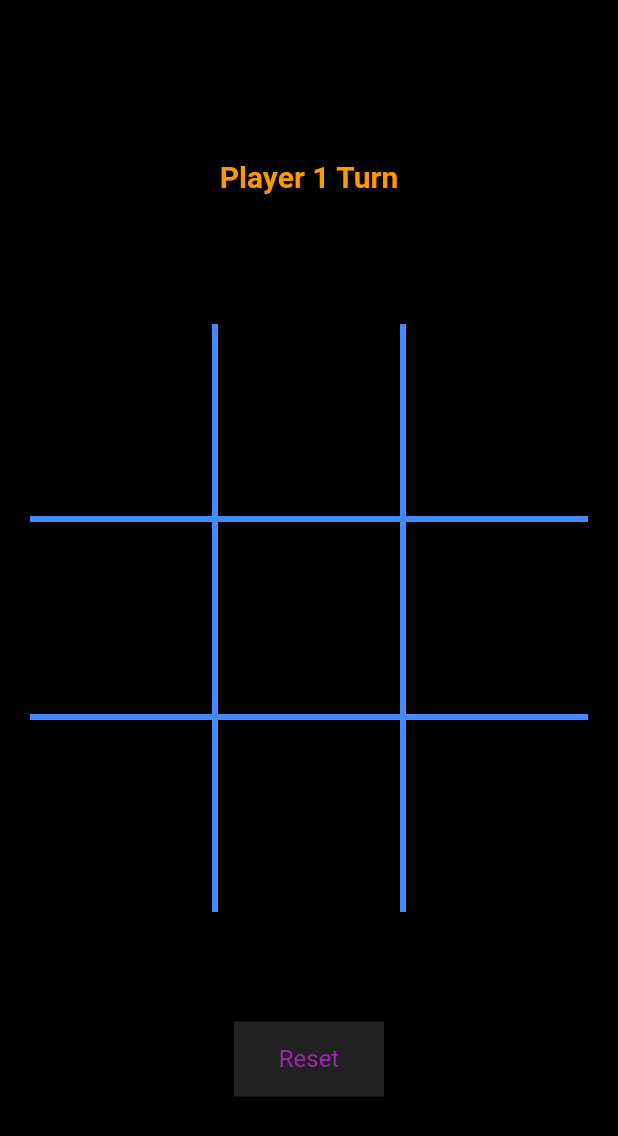
After one commit to nikhil-raj248/flutter-tictactoe, a Flutter app: the screen it shows after launch, after a tap on "Player1 VS Player2", on a phone screen of 412 x 824 dp. The commit adds this screen. Shown: the top 1136 px of the screen. Run offline on Flutter 3.47's test engine with Material 2 defaults, Android fonts, the phone set to English and light mode, and no system bars.

Commit message:
added player vs mobile game

```diff
--- a/lib/playing_options.dart
+++ b/lib/playing_options.dart
@@ -1,5 +1,6 @@
 import 'package:flutter/material.dart';
-import 'package:tic_tac_toe/playing_screen.dart';
+import 'package:tic_tac_toe/playing_screen1.dart';
+import 'package:tic_tac_toe/playing_screen2.dart';
 
 
 class PlayingOptionsPage extends StatefulWidget {
@@ -16,41 +17,62 @@ class _PlayingOptionsPageState extends State<PlayingOptionsPage> {
       child: Scaffold(
         appBar: AppBar(
           title: const Text('TicTacToe'),
-          actions: <Widget>[
-            IconButton(
-              icon: const Icon(Icons.help),
-              tooltip: 'Help',
-              onPressed: () {
-                ScaffoldMessenger.of(context).showSnackBar(
-                    const SnackBar(content: Text('Sorry')));
-              },
-            ),
+          actions: const <Widget>[
+            // IconButton(
+            //   icon: const Icon(Icons.help),
+            //   tooltip: 'Help',
+            //   onPressed: () {
+            //     ScaffoldMessenger.of(context).showSnackBar(
+            //         const SnackBar(content: Text('Sorry')));
+            //   },
+            // ),
           ],
         ),
         body: Container(
-          child: SingleChildScrollView(
+          // color: Colors.yellow,
+          // alignment: Alignment.center,
+          child: Center(
             child: Column(
+              mainAxisAlignment: MainAxisAlignment.spaceAround,
               children: [
                 GestureDetector(
                   onTap: (){
-                    Navigator.push(context, MaterialPageRoute(builder: (context) => const PlayingScreen()));
+                    Navigator.push(context, MaterialPageRoute(builder: (context) => const PlayingScreen1()));
                   },
                   child: Container(
                     padding: EdgeInsets.all(30),
                     decoration: BoxDecoration(
-                      border: Border.all(color: Colors.white24,width: 5),
+                      border: Border.all(color: Colors.black54,width: 2),
                       borderRadius: BorderRadius.circular(5)
                     ),
-                    child: Text('Player1 VS Player2'),
+                    child: Text('Player1 VS Player2',style: TextStyle(fontSize: 18,fontWeight: FontWeight.w600),),
                   ),
                 ),
-                Container(
-                  padding: EdgeInsets.all(30),
-                  decoration: BoxDecoration(
-                      border: Border.all(color: Colors.white24,width: 5),
-                      borderRadius: BorderRadius.circular(5)
+                GestureDetector(
+                  onTap: (){
+                    Navigator.push(context, MaterialPageRoute(builder: (context) => const PlayingScreen2(isMobileFirst: false,)));
+                  },
+                  child: Container(
+                    padding: EdgeInsets.all(30),
+                    decoration: BoxDecoration(
+                        border: Border.all(color: Colors.black54,width: 2),
+                        borderRadius: BorderRadius.circular(5)
+                    ),
+                    child: Text('Player VS Mobile\nPlayer First',textAlign: TextAlign.center,style: TextStyle(fontSize: 18,fontWeight: FontWeight.w600),),
                   ),
-                  child: Text('Player VS Mobile'),
+                ),
+                GestureDetector(
+                  onTap: (){
+                    Navigator.push(context, MaterialPageRoute(builder: (context) => const PlayingScreen2(isMobileFirst: true,)));
+                  },
+                  child: Container(
+                    padding: EdgeInsets.all(30),
+                    decoration: BoxDecoration(
+                        border: Border.all(color: Colors.black54,width: 2),
+                        borderRadius: BorderRadius.circular(5)
+                    ),
+                    child: Text('Player VS Mobile\nMobile First',textAlign: TextAlign.center,style: TextStyle(fontSize: 18,fontWeight: FontWeight.w600),),
+                  ),
                 ),
               ],
             ),
--- /dev/null
+++ b/lib/playing_screen1.dart
@@ -0,0 +1,411 @@
+import 'package:flutter/material.dart';
+
+class PlayingScreen1 extends StatefulWidget {
+  const PlayingScreen1({Key? key}) : super(key: key);
+
+  @override
+  State<PlayingScreen1> createState() => _PlayingScreen1State();
+}
+
+class _PlayingScreen1State extends State<PlayingScreen1> {
+
+  int currPlayer = 1;
+  bool gameWon = false;
+  bool gameDraw = false;
+  List<List<int>> grid=[
+    [0,0,0],
+    [0,0,0],
+    [0,0,0],
+  ];
+
+  void onCellClicked(int row,int col){
+    setState(() {
+      if(grid[row][col]==0 && !gameWon){
+        grid[row][col]=currPlayer;
+        if(checkColWin()||checkRowWin()||checkDiagnolWin()){
+          gameWon = true;
+        }
+        else if(isMovesLeft()){
+          if(currPlayer==1)currPlayer=2;
+          else currPlayer=1;
+        }
+        else{
+          gameDraw=true;
+        }
+      }
+    });
+  }
+
+  bool checkRowWin(){
+    for(int i=0;i<3;i++){
+      int cnt=0;
+      for(int j=0;j<3;j++){
+        if(grid[i][j]==0)break;
+        if(grid[i][j]==grid[i][0])cnt++;
+      }
+      if(cnt==3)return true;
+    }
+    return false;
+  }
+
+  bool checkColWin(){
+    for(int j=0;j<3;j++){
+      int cnt=0;
+      for(int i=0;i<3;i++){
+        if(grid[i][j]==0)break;
+        if(grid[i][j]==grid[0][j])cnt++;
+      }
+      if(cnt==3)return true;
+    }
+    return false;
+  }
+
+  bool checkDiagnolWin(){
+    int cnt1=0,cnt2=0;
+    for(int i=0;i<3;i++){
+      if(grid[i][i]==grid[0][0])cnt1++;
+      if(grid[i][2-i]==grid[0][2])cnt2++;
+    }
+    if(grid[1][1]==0)return false;
+    return (cnt1==3 || cnt2==3);
+  }
+
+  Widget setCellValue(int row,int col){
+    if(grid[row][col]==0){
+      return Container();
+    }
+    else if(grid[row][col]==1){
+      return const Icon(
+        Icons.close,
+        size: 80,
+      );
+    }
+    else{
+      return const Icon(
+        Icons.circle_outlined,
+        size: 70,
+      );
+    }
+  }
+
+  void resetGame(){
+    setState(() {
+      gameWon=false;
+      currPlayer=1;
+      for(int i=0;i<3;i++){
+        for(int j=0;j<3;j++){
+          grid[i][j]=0;
+        }
+      }
+    });
+  }
+
+  bool isMovesLeft(){
+    for(int i=0;i<3;i++){
+      for(int j=0;j<3;j++){
+        if(grid[i][j]==0)return true;
+      }
+    }
+    return false;
+  }
+
+
+  @override
+  Widget build(BuildContext context) {
+    return SafeArea(
+      child: Scaffold(
+        backgroundColor: Colors.black,
+        body: Container(
+          padding: EdgeInsets.all(20),
+          child: Column(
+            children: [
+              Expanded(
+                flex: 1,
+                child: Container(
+                  // color: Colors.white24,
+                  child: Center(
+                      child: gameDraw?Text('Game DRAW!',style: TextStyle(fontSize: 20,fontWeight: FontWeight.w600,color: Colors.teal),)
+                          :gameWon?Text('Player ${currPlayer} WON',style: TextStyle(fontSize: 20,fontWeight: FontWeight.w600,color: Colors.red),)
+                          :Text('Player ${currPlayer} Turn',style: TextStyle(fontSize: 20,fontWeight: FontWeight.w600,color: Colors.orange),),
+                  ),
+                ),
+              ),
+              Expanded(
+                flex: 2,
+                child: Container(
+                  child: Column(
+                    children: [
+                      Expanded(
+                        flex: 1,
+                        child: Container(
+                          child: Row(
+                            crossAxisAlignment: CrossAxisAlignment.stretch,
+                            children: [
+                              Expanded(
+                                flex: 1,
+                                child: Container(
+                                  child: TextButton(
+                                    style: ButtonStyle(
+                                      shape: MaterialStateProperty.all(
+                                        RoundedRectangleBorder(
+                                            borderRadius: BorderRadius.zero),
+                                      ),
+                                      foregroundColor:
+                                          MaterialStateProperty.all<Color>(
+                                              Colors.white),
+                                    ),
+                                    onPressed: () {
+                                      onCellClicked(0,0);
+                                    },
+                                    child: setCellValue(0,0),
+                                  ),
+                                ),
+                              ),
+                              Container(
+                                width: 4,
+                                color: Colors.blueAccent,
+                              ),
+                              Expanded(
+                                flex: 1,
+                                child: Container(
+                                  child: TextButton(
+                                    style: ButtonStyle(
+                                      shape: MaterialStateProperty.all(
+                                        RoundedRectangleBorder(
+                                            borderRadius: BorderRadius.zero),
+                                      ),
+                                      foregroundColor:
+                                          MaterialStateProperty.all<Color>(
+                                              Colors.white),
+                                    ),
+                                    onPressed: () {
+                                      onCellClicked(0,1);
+                                    },
+                                    child: setCellValue(0,1),
+                                  ),
+                                ),
+                              ),
+                              Container(
+                                width: 4,
+                                color: Colors.blueAccent,
+                              ),
+                              Expanded(
+                                flex: 1,
+                                child: Container(
+                                  child: TextButton(
+                                    style: ButtonStyle(
+                                      shape: MaterialStateProperty.all(
+                                        RoundedRectangleBorder(
+                                            borderRadius: BorderRadius.zero),
+                                      ),
+                                      foregroundColor:
+                                          MaterialStateProperty.all<Color>(
+                                              Colors.white),
+                                    ),
+                                    onPressed: () {
+                                      onCellClicked(0,2);
+                                    },
+                                    child: setCellValue(0,2),
+                                  ),
+                                ),
+                              ),
+                            ],
+                          ),
+                        ),
+                      ),
+                      Container(
+                        height: 4,
+                        color: Colors.blueAccent,
+                      ),
+                      Expanded(
+                        flex: 1,
+                        child: Container(
+                          child: Row(
+                            crossAxisAlignment: CrossAxisAlignment.stretch,
+                            children: [
+                              Expanded(
+                                flex: 1,
+                                child: Container(
+                                  child: TextButton(
+                                    style: ButtonStyle(
+                                      shape: MaterialStateProperty.all(
+                                        RoundedRectangleBorder(
+                                            borderRadius: BorderRadius.zero),
+                                      ),
+                                      foregroundColor:
+                                          MaterialStateProperty.all<Color>(
+                                              Colors.white),
+                                    ),
+                                    onPressed: () {
+                                      onCellClicked(1,0);
+                                    },
+                                    child: setCellValue(1,0),
+                                  ),
+                                ),
+                              ),
+                              Container(
+                                width: 4,
+                                color: Colors.blueAccent,
+                              ),
+                              Expanded(
+                                flex: 1,
+                                child: Container(
+                                  child: TextButton(
+                                    style: ButtonStyle(
+                                      shape: MaterialStateProperty.all(
+                                        RoundedRectangleBorder(
+                                            borderRadius: BorderRadius.zero),
+                                      ),
+                                      foregroundColor:
+                                          MaterialStateProperty.all<Color>(
+                                              Colors.white),
+                                    ),
+                                    onPressed: () {
+                                      onCellClicked(1,1);
+                                    },
+                                    child: setCellValue(1,1),
+                                  ),
+                                ),
+                              ),
+                              Container(
+                                width: 4,
+                                color: Colors.blueAccent,
+                              ),
+                              Expanded(
+                                flex: 1,
+                                child: Container(
+                                  child: TextButton(
+                                    style: ButtonStyle(
+                                      shape: MaterialStateProperty.all(
+                                        RoundedRectangleBorder(
+                                            borderRadius: BorderRadius.zero),
+                                      ),
+                                      foregroundColor:
+                                          MaterialStateProperty.all<Color>(
+                                              Colors.white),
+                                    ),
+                                    onPressed: () {
+                                      onCellClicked(1,2);
+                                    },
+                                    child: setCellValue(1,2),
+                                  ),
+                                ),
+                              ),
+                            ],
+                          ),
+                        ),
+                      ),
+                      Container(
+                        height: 4,
+                        color: Colors.blueAccent,
+                      ),
+                      Expanded(
+                        flex: 1,
+                        child: Container(
+                          child: Row(
+                            crossAxisAlignment: CrossAxisAlignment.stretch,
+                            children: [
+                              Expanded(
+                                flex: 1,
+                                child: Container(
+                                  child: TextButton(
+                                    style: ButtonStyle(
+                                      shape: MaterialStateProperty.all(
+                                        RoundedRectangleBorder(
+                                            borderRadius: BorderRadius.zero),
+                                      ),
+                                      foregroundColor:
+                                          MaterialStateProperty.all<Color>(
+                                              Colors.white),
+                                    ),
+                                    onPressed: () {
+                                      onCellClicked(2,0);
+                                    },
+                                    child: setCellValue(2,0),
+                                  ),
+                                ),
+                              ),
+                              Container(
+                                width: 4,
+                                color: Colors.blueAccent,
+                              ),
+                              Expanded(
+                                flex: 1,
+                                child: Container(
+                                  child: TextButton(
+                                    style: ButtonStyle(
+                                      shape: MaterialStateProperty.all(
+                                        RoundedRectangleBorder(
+                                            borderRadius: BorderRadius.zero),
+                                      ),
+                                      foregroundColor:
+                                          MaterialStateProperty.all<Color>(
+                                              Colors.white),
+                                    ),
+                                    onPressed: () {
+                                      onCellClicked(2,1);
+                                    },
+                                    child: setCellValue(2,1),
+                                  ),
+                                ),
+                              ),
+                              Container(
+                                width: 4,
+                                color: Colors.blueAccent,
+                              ),
+                              Expanded(
+                                flex: 1,
+                                child: Container(
+                                  child: TextButton(
+                                    style: ButtonStyle(
+                                      shape: MaterialStateProperty.all(
+                                        RoundedRectangleBorder(
+                                            borderRadius: BorderRadius.zero),
+                                      ),
+                                      foregroundColor:
+                                          MaterialStateProperty.all<Color>(
+                                              Colors.white),
+                                    ),
+                                    onPressed: () {
+                                      onCellClicked(2,2);
+                                    },
+                                    child: setCellValue(2,2),
+                                  ),
+                                ),
+                              ),
+                            ],
+                          ),
+                        ),
+                      ),
+                    ],
+                  ),
+                ),
+              ),
+              Expanded(
+                flex: 1,
+                child: Container(
+                  child: Center(
+                      child: GestureDetector(
+                        onTap: (){
+                          resetGame();
+                        },
+                        child: Container(
+                          height: 50,
+                            width: 100,
+                            color: Colors.grey.shade900,
+                            child: Center(
+                                child: Text("Reset",style: TextStyle(fontSize: 16,color: Colors.purple),
+                                )
+                            )
+                        ),
+                      )
+                  ),
+                ),
+              ),
+            ],
+          ),
+        ),
+      ),
+    );
+  }
+}
```
Also changed, not shown: lib/playing_screen2.dart (renamed from lib/playing_screen.dart, +126 -10 lines).
